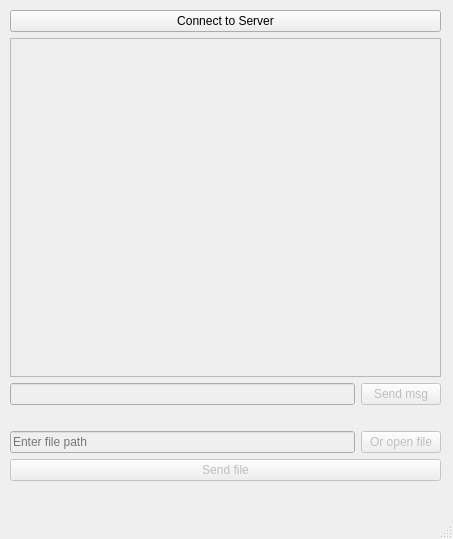
Before: the Qt Designer form practiceClient/mainwindow.ui in sdedge/productionPractice, drawn with Qt 5.
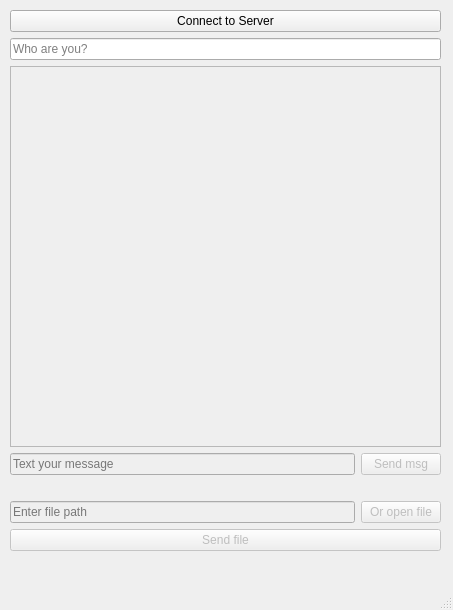
After: the same form once the commit is applied.

```diff
--- a/practiceClient/mainwindow.ui
+++ b/practiceClient/mainwindow.ui
@@ -7,7 +7,7 @@
     <x>0</x>
     <y>0</y>
     <width>453</width>
-    <height>539</height>
+    <height>610</height>
    </rect>
   </property>
   <property name="windowTitle">
@@ -20,10 +20,40 @@
       <x>10</x>
       <y>10</y>
       <width>431</width>
-      <height>471</height>
+      <height>541</height>
      </rect>
     </property>
     <layout class="QGridLayout" name="gridLayout">
+     <item row="5" column="0">
+      <widget class="QLabel" name="filePathLabel">
+       <property name="text">
+        <string/>
+       </property>
+       <property name="alignment">
+        <set>Qt::AlignCenter</set>
+       </property>
+       <property name="wordWrap">
+        <bool>true</bool>
+       </property>
+      </widget>
+     </item>
+     <item row="2" column="0" colspan="2">
+      <widget class="QTextBrowser" name="textBrowser">
+       <property name="enabled">
+        <bool>false</bool>
+       </property>
+      </widget>
+     </item>
+     <item row="3" column="0">
+      <widget class="QLineEdit" name="lineEdit">
+       <property name="enabled">
+        <bool>false</bool>
+       </property>
+       <property name="placeholderText">
+        <string>Text your message</string>
+       </property>
+      </widget>
+     </item>
      <item row="0" column="0" colspan="2">
       <widget class="QPushButton" name="connectToServerPushButton">
        <property name="enabled">
@@ -34,31 +64,7 @@
        </property>
       </widget>
      </item>
-     <item row="1" column="0" colspan="2">
-      <widget class="QTextBrowser" name="textBrowser">
-       <property name="enabled">
-        <bool>false</bool>
-       </property>
-      </widget>
-     </item>
-     <item row="2" column="1">
-      <widget class="QPushButton" name="sendMsgPushButton">
-       <property name="enabled">
-        <bool>false</bool>
-       </property>
-       <property name="text">
-        <string>Send msg</string>
-       </property>
-      </widget>
-     </item>
-     <item row="2" column="0">
-      <widget class="QLineEdit" name="lineEdit">
-       <property name="enabled">
-        <bool>false</bool>
-       </property>
-      </widget>
-     </item>
-     <item row="5" column="0">
+     <item row="6" column="0">
       <widget class="QLineEdit" name="filePathLineEdit">
        <property name="enabled">
         <bool>false</bool>
@@ -68,7 +74,17 @@
        </property>
       </widget>
      </item>
-     <item row="5" column="1">
+     <item row="3" column="1">
+      <widget class="QPushButton" name="sendMsgPushButton">
+       <property name="enabled">
+        <bool>false</bool>
+       </property>
+       <property name="text">
+        <string>Send msg</string>
+       </property>
+      </widget>
+     </item>
+     <item row="6" column="1">
       <widget class="QPushButton" name="openFilePushButton">
        <property name="enabled">
         <bool>false</bool>
@@ -78,20 +94,7 @@
        </property>
       </widget>
      </item>
-     <item row="4" column="0">
-      <widget class="QLabel" name="filePathLabel">
-       <property name="text">
-        <string/>
-       </property>
-       <property name="alignment">
-        <set>Qt::AlignCenter</set>
-       </property>
-       <property name="wordWrap">
-        <bool>true</bool>
-       </property>
-      </widget>
-     </item>
-     <item row="6" column="0" colspan="2">
+     <item row="7" column="0" colspan="2">
       <widget class="QPushButton" name="sendFilePushButton">
        <property name="enabled">
         <bool>false</bool>
@@ -101,6 +104,13 @@
        </property>
       </widget>
      </item>
+     <item row="1" column="0" colspan="2">
+      <widget class="QLineEdit" name="callMeLineEdit">
+       <property name="placeholderText">
+        <string>Who are you?</string>
+       </property>
+      </widget>
+     </item>
     </layout>
    </widget>
   </widget>
```
